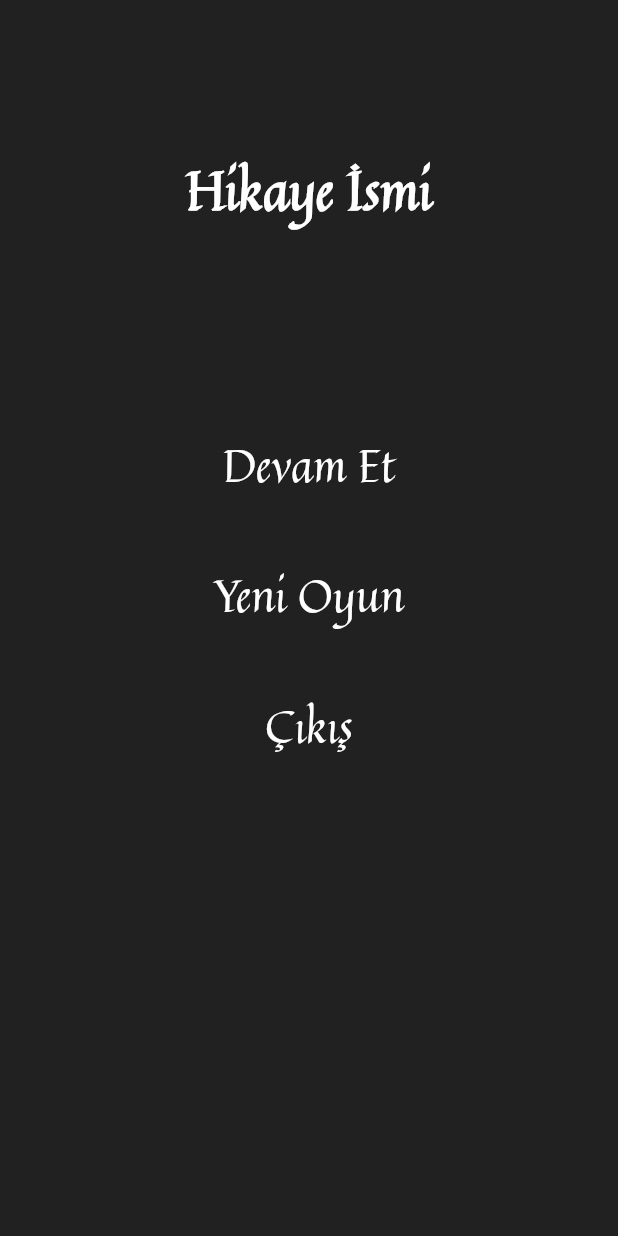
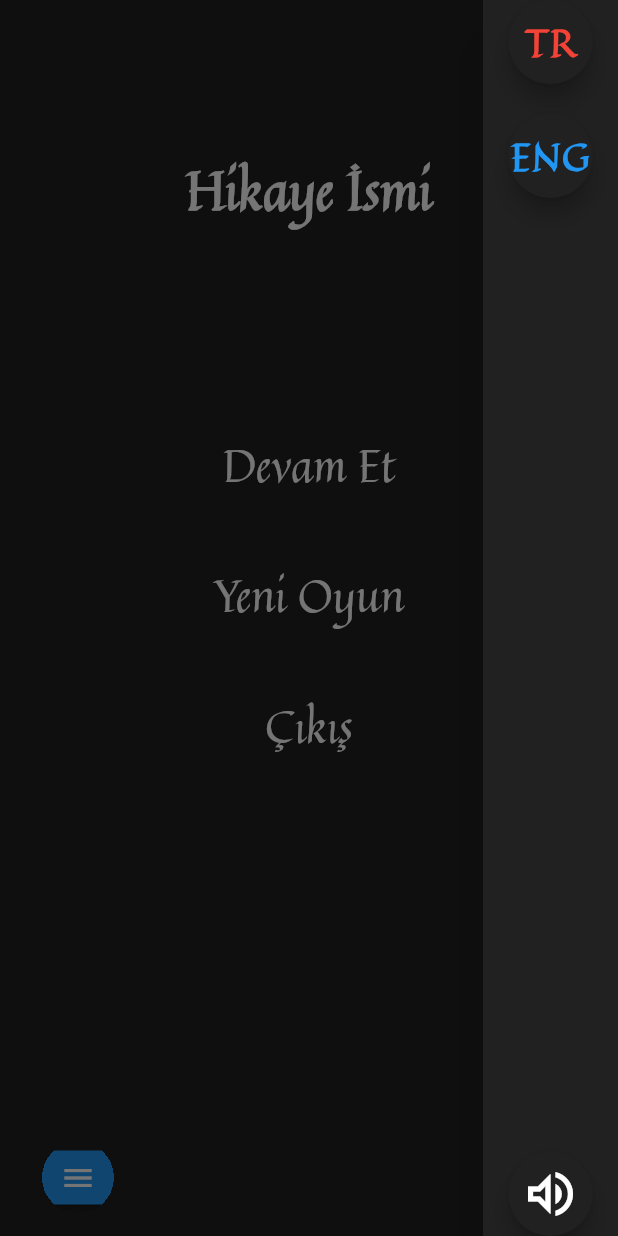
Before and after one commit to Ysf-Akdnz/story_app, a Flutter app: the screen it shows after launch, with the side drawer open (before the commit the screen has no drawer), on a phone screen of 412 x 824 dp. Run offline on Flutter 3.47's test engine with Material 2 defaults, Android fonts, the phone set to English and light mode, and no system bars; our stand-ins replace google_fonts; missing offline and left inert: flutter_arc_speed_dial.

Commit message:
main menu settings

```diff
--- a/lib/main.dart
+++ b/lib/main.dart
@@ -4,6 +4,8 @@ import 'package:flutter/services.dart';
 import 'package:flutter_arc_speed_dial/flutter_speed_dial_menu_button.dart';
 import 'package:flutter_arc_speed_dial/main_menu_floating_action_button.dart';
 import 'package:google_fonts/google_fonts.dart';
+import 'package:story_app/widgets/volume_button.dart';
+import 'package:story_app/widgets/language.dart';
 
 import 'story_choice_page.dart';
 
@@ -39,94 +41,49 @@ class HikUyg extends StatefulWidget {
 }
 
 class MainMenu extends State<HikUyg> {
-  //bool _isShowDial = false;
-  //bool _isVolumeMute = false;
+  final GlobalKey<ScaffoldState> _key = GlobalKey();
 
   @override
   Widget build(BuildContext context) {
     return SafeArea(
       child: Scaffold(
+        key: _key,
+        backgroundColor: Colors.grey[900],
         body: _mainMenuButton(),
+        bottomNavigationBar: _settings(),
+        endDrawer: Drawer(
+          width: 90,
+          backgroundColor: Colors.grey[900],
+          child: Column(
+            mainAxisAlignment: MainAxisAlignment.spaceBetween,
+            children: [const Languages(), const VolumeButton()],
+          ),
+        ),
         //floatingActionButton: _getFloatingActionButton(),
       ),
     );
   }
 
-  /*Widget _getFloatingActionButton() {
-    return SpeedDialMenuButton(
-      //if needed to close the menu after clicking sub-FAB
-      isShowSpeedDial: _isShowDial,
-      //manually open or close menu
-      updateSpeedDialStatus: (isShow) {
-        //return any open or close change within the widget
-        _isShowDial = isShow;
-      },
-      //general init
-      isMainFABMini: false,
-      mainMenuFloatingActionButton: MainMenuFloatingActionButton(
-          backgroundColor: Colors.grey[900],
-          mini: false,
-          child: const Icon(Icons.menu, size: 40),
-          onPressed: () {},
-          closeMenuChild: const Icon(
-            Icons.close,
-            size: 40,
+  Widget _settings() {
+    return Row(
+      children: [
+        Container(
+          margin: const EdgeInsets.only(bottom: 15, left: 20),
+          clipBehavior: Clip.hardEdge,
+          // ignore: prefer_const_constructors
+          decoration: BoxDecoration(
+            shape: BoxShape.circle,
           ),
-          closeMenuForegroundColor: Colors.white,
-          closeMenuBackgroundColor: Colors.grey[900]),
-      floatingActionButtonWidgetChildren: <FloatingActionButton>[
-        FloatingActionButton(heroTag: "ENG",
-          mini: false,
-          onPressed: () {
-            //if need to close menu after click
-            //_isShowDial = false;
-            setState(() {});
-          },
-          backgroundColor: Colors.grey[900],
-          child: Text(
-            'ENG',
-            style: GoogleFonts.quintessential(
-              fontSize: 25,
-              fontWeight: FontWeight.bold,
-              color: Colors.blue,
-            ),
-          ),
-        ),
-        FloatingActionButton(heroTag: "TR",
-          mini: false,
-          onPressed: () {
-            //if need to toggle menu after click
-            //_isShowDial = _isShowDial;
-            setState(() {});
-          },
-          backgroundColor: Colors.grey[900],
-          child: Text(
-            'TR',
-            style: GoogleFonts.quintessential(
-              fontSize: 25,
-              fontWeight: FontWeight.bold,
-              color: Colors.red,
-            ),
-          ),
-        ),
-        FloatingActionButton(heroTag: "Ses aç/kapa 1",
-          mini: false,
-          onPressed: () {
-            setState(() {
-              _isVolumeMute =! _isVolumeMute;
-            });
-          },
-          backgroundColor: Colors.grey[900],
-          child: Icon(
-            _isVolumeMute?Icons.volume_off:Icons.volume_up_outlined,
-            size: 40,
+          child: ElevatedButton(
+            child: const Icon(Icons.menu),
+            onPressed: () {
+              _key.currentState!.openEndDrawer();
+            },
           ),
         ),
       ],
-      isSpeedDialFABsMini: true,
-      paddingBtwSpeedDialButton: 30.0,
     );
-  }*/
+  }
 
   Widget _mainMenuButton() {
     return Container(
@@ -157,7 +114,7 @@ class MainMenu extends State<HikUyg> {
                   MaterialPageRoute(
                     builder: (context) => StoryChoicePage(
                       chapterNum: 0,
-                      dialogNum: 1,
+                      dialogNum: 2,
                     ),
                   ),
                 );
--- /dev/null
+++ b/lib/widgets/language.dart
@@ -0,0 +1,54 @@
+import 'package:flutter/material.dart';
+import 'package:google_fonts/google_fonts.dart';
+
+class Languages extends StatefulWidget {
+  const Languages({super.key});
+
+  @override
+  State<Languages> createState() => _LanguagesState();
+}
+
+class _LanguagesState extends State<Languages> {
+  @override
+  Widget build(BuildContext context) {
+    return Column(
+      children: [
+        FloatingActionButton(
+          heroTag: "TR",
+          mini: false,
+          onPressed: () {
+            setState(() {});
+          },
+          backgroundColor: Colors.grey[900],
+          child: Text(
+            'TR',
+            style: GoogleFonts.quintessential(
+              fontSize: 25,
+              fontWeight: FontWeight.bold,
+              color: Colors.red,
+            ),
+          ),
+        ),
+        const SizedBox(height: 20),
+        FloatingActionButton(
+          heroTag: "ENG",
+          mini: false,
+          onPressed: () {
+            //if need to close menu after click
+            //_isShowDial = false;
+            setState(() {});
+          },
+          backgroundColor: Colors.grey[900],
+          child: Text(
+            'ENG',
+            style: GoogleFonts.quintessential(
+              fontSize: 25,
+              fontWeight: FontWeight.bold,
+              color: Colors.blue,
+            ),
+          ),
+        ),
+      ],
+    );
+  }
+}
--- a/pubspec.yaml
+++ b/pubspec.yaml
@@ -37,7 +37,6 @@ dependencies:
   # Use with the CupertinoIcons class for iOS style icons.
   cupertino_icons: ^1.0.2
   floating_action_bubble: ^1.1.4
-  flutter_speed_dial: ^6.2.0
   flutter_arc_speed_dial: ^2.0.1
   google_fonts: ^3.0.1
 
```
Also changed, not shown: assets/data/story.json (+57 -4 lines), pubspec.lock.
